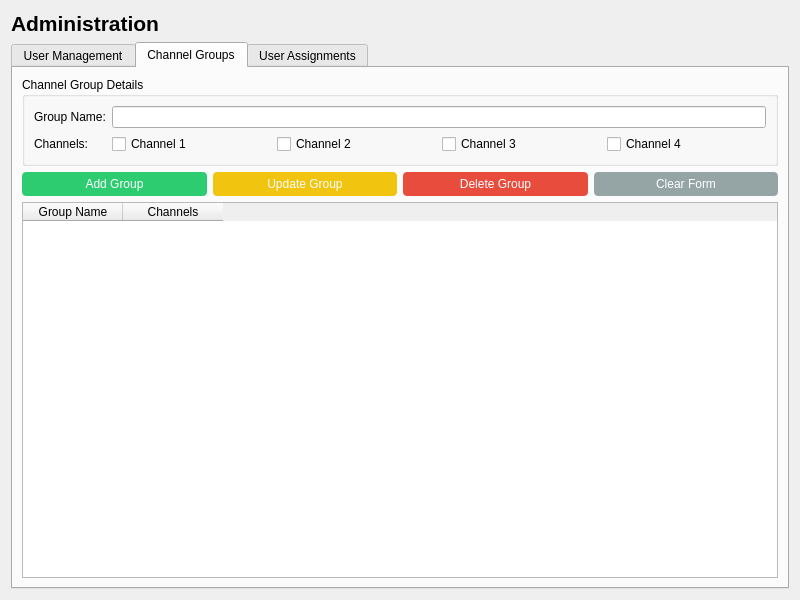
Old version of the form usermanagement.ui in the repository sanjayvanan/Xtend-Voice_Logger.
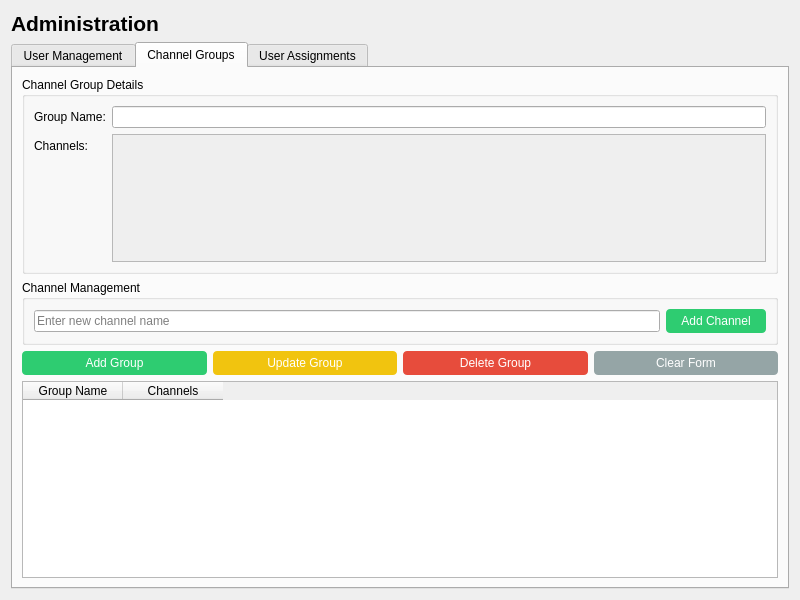
New version of the form. The open tabs and pages were chosen to show the change.

Commit message: Created custom channel adding functionality

Patch:
```diff
--- a/usermanagement.ui
+++ b/usermanagement.ui
@@ -239,36 +239,78 @@
            </widget>
           </item>
           <item row="1" column="1">
-           <layout class="QHBoxLayout" name="horizontalLayout">
+           <widget class="QScrollArea" name="channelsScrollArea">
+            <property name="widgetResizable">
+             <bool>true</bool>
+            </property>
+            <widget class="QWidget" name="channelsScrollAreaContents">
+             <property name="geometry">
+              <rect>
+               <x>0</x>
+               <y>0</y>
+               <width>627</width>
+               <height>83</height>
+              </rect>
+             </property>
+             <layout class="QVBoxLayout" name="channelsLayout">
             <item>
-             <widget class="QCheckBox" name="channel1Check">
-              <property name="text">
-               <string>Channel 1</string>
-              </property>
-             </widget>
-            </item>
-            <item>
-             <widget class="QCheckBox" name="channel2Check">
-              <property name="text">
-               <string>Channel 2</string>
-              </property>
-             </widget>
-            </item>
+               <widget class="QWidget" name="channelsContainer" native="true">
+                <layout class="QVBoxLayout" name="channelsContainerLayout">
+                 <property name="leftMargin">
+                  <number>0</number>
+                 </property>
+                 <property name="topMargin">
+                  <number>0</number>
+                 </property>
+                 <property name="rightMargin">
+                  <number>0</number>
+                 </property>
+                 <property name="bottomMargin">
+                  <number>0</number>
+                 </property>
+                </layout>
+               </widget>
+              </item>
+             </layout>
+            </widget>
+           </widget>
+          </item>
+         </layout>
+        </widget>
+       </item>
             <item>
-             <widget class="QCheckBox" name="channel3Check">
-              <property name="text">
-               <string>Channel 3</string>
-              </property>
+        <widget class="QGroupBox" name="channelManagementBox">
+         <property name="title">
+          <string>Channel Management</string>
+         </property>
+         <layout class="QHBoxLayout" name="horizontalLayout_2">
+          <item>
+           <widget class="QLineEdit" name="newChannelEdit">
+            <property name="placeholderText">
+             <string>Enter new channel name</string>
+            </property>
              </widget>
             </item>
             <item>
-             <widget class="QCheckBox" name="channel4Check">
+           <widget class="QPushButton" name="addChannelButton">
+            <property name="styleSheet">
+             <string notr="true">
+              QPushButton {
+                  background-color: #2ecc71;
+                  color: white;
+                  border: none;
+                  padding: 5px 15px;
+                  border-radius: 4px;
+              }
+              QPushButton:hover {
+                  background-color: #27ae60;
+              }
+             </string>
+            </property>
               <property name="text">
-               <string>Channel 4</string>
-              </property>
-             </widget>
-            </item>
-           </layout>
+             <string>Add Channel</string>
+            </property>
+           </widget>
           </item>
          </layout>
         </widget>
```
Left out of the diff: 2 changed lines with no effect on the pictures. Lines whose indentation alone changed are shown as unchanged. The commit also changes 15 other files.
